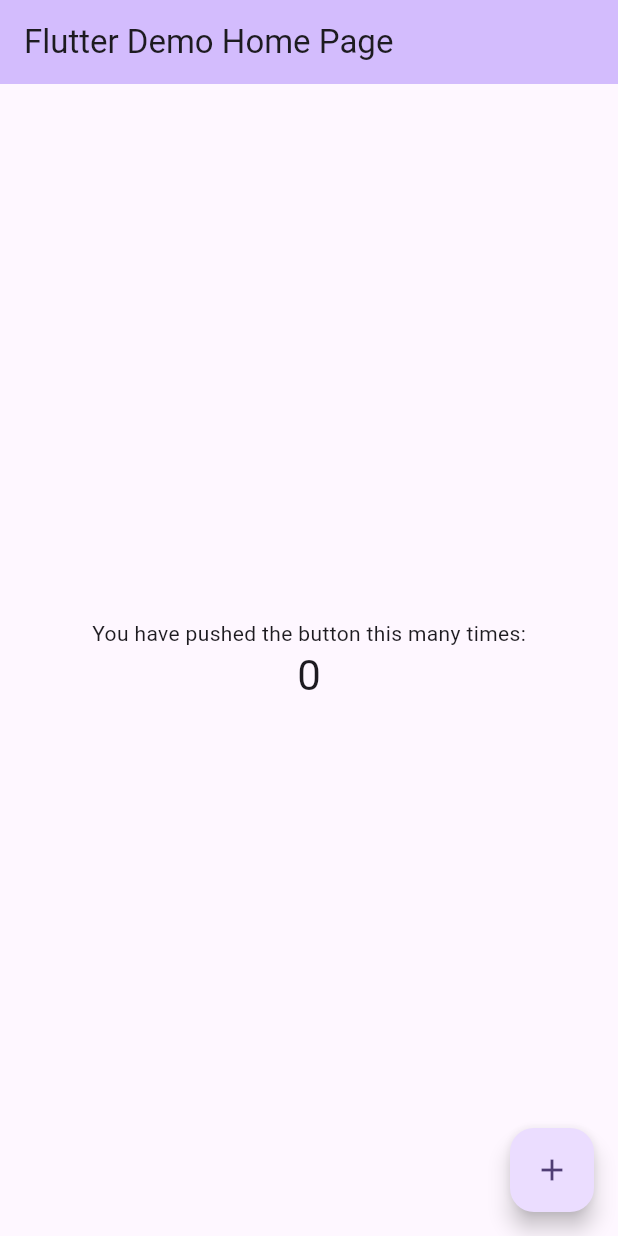
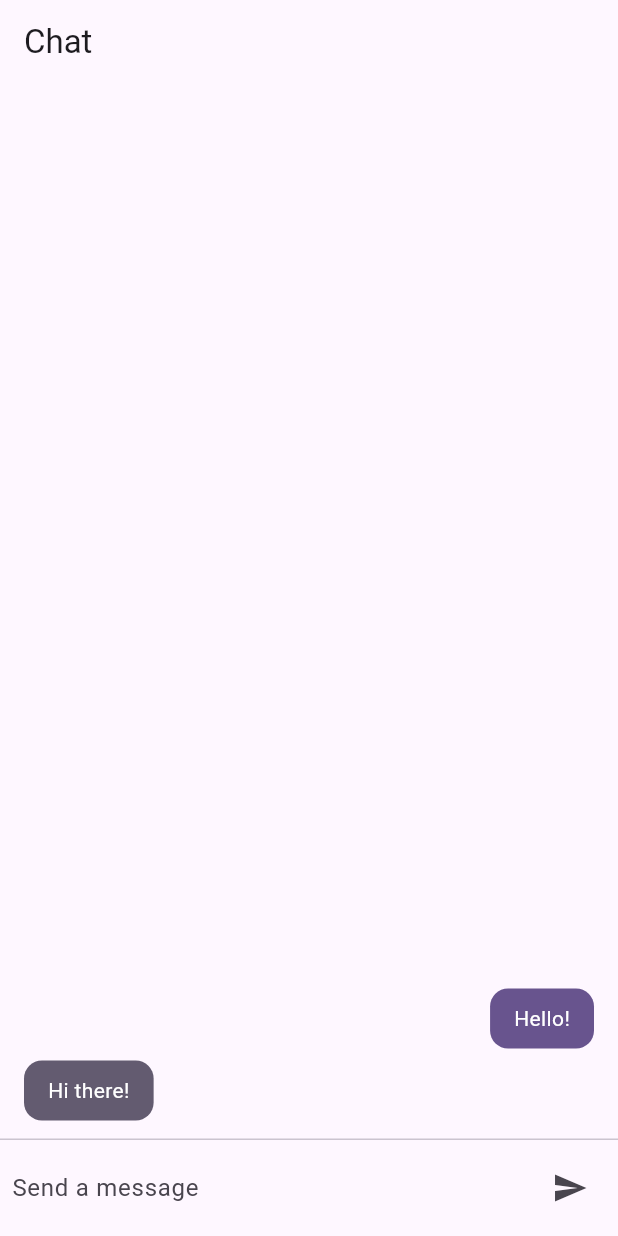
Before and after one commit to could-ai/019a25df-3f5a-7ea2-9dd7-0204f5fd9911, a Flutter app: the screen it shows after launch, on a phone screen of 412 x 824 dp. Run offline on Flutter 3.47's test engine with Material 3 defaults, Android fonts, the phone set to English and light mode, and no system bars.

Commit message:
I have updated the main.dart file to launch the new ChatScreen as the home page of the application. The default counter app has been removed, and the MaterialApp theme has been slightly updated to use Material 3. This change sets up the foundation for our chat application by making the chat interface the first thing users see.; This new file creates the main user interface for the chat application. It includes a stateful widget `ChatScreen` that manages the list of messages and the text input field. The UI consists of an app bar, a list view to display messages in bubbles, and a text composer at the bottom with a text field and a send button. I've also implemented a simple echo-bot functionality for demonstration purposes.; I've created a simple model class, `ChatMessage`, to structure the data for each message. This class holds the message content (`text`) and the identifier of the `sender`. Using a dedicated model helps in organizing the code and makes it easier to manage message data throughout the application.; This new widget, `MessageBubble`, is responsible for rendering individual chat messages. It displays the message text within a colored bubble. To distinguish between the user and the bot, the bubble's color and alignment are adjusted based on the sender. User messages are aligned to the right with the primary color, while bot messages are on the left with the secondary color. This makes the conversation easy to follow.

```diff
--- /dev/null
+++ b/usr/lib/chat_message.dart
@@ -0,0 +1,6 @@
+class ChatMessage {
+  final String text;
+  final String sender;
+
+  ChatMessage({required this.text, required this.sender});
+}
--- /dev/null
+++ b/usr/lib/chat_screen.dart
@@ -0,0 +1,81 @@
+import 'package:flutter/material.dart';
+import 'package:couldai_user_app/chat_message.dart';
+import 'package:couldai_user_app/message_bubble.dart';
+
+class ChatScreen extends StatefulWidget {
+  const ChatScreen({super.key});
+
+  @override
+  State<ChatScreen> createState() => _ChatScreenState();
+}
+
+class _ChatScreenState extends State<ChatScreen> {
+  final TextEditingController _textController = TextEditingController();
+  final List<ChatMessage> _messages = [
+    ChatMessage(text: 'Hi there!', sender: 'bot'),
+    ChatMessage(text: 'Hello!', sender: 'user'),
+  ];
+
+  void _handleSubmitted(String text) {
+    _textController.clear();
+    if (text.trim().isEmpty) return;
+
+    setState(() {
+      _messages.insert(0, ChatMessage(text: text, sender: 'user'));
+      // Simple echo bot response for demonstration
+      _messages.insert(0, ChatMessage(text: 'You said: $text', sender: 'bot'));
+    });
+  }
+
+  Widget _buildTextComposer() {
+    return Container(
+      margin: const EdgeInsets.symmetric(horizontal: 8.0),
+      padding: const EdgeInsets.symmetric(vertical: 8.0),
+      child: Row(
+        children: [
+          Expanded(
+            child: TextField(
+              controller: _textController,
+              onSubmitted: _handleSubmitted,
+              decoration: const InputDecoration.collapsed(
+                hintText: 'Send a message',
+              ),
+            ),
+          ),
+          IconButton(
+            icon: const Icon(Icons.send),
+            onPressed: () => _handleSubmitted(_textController.text),
+          ),
+        ],
+      ),
+    );
+  }
+
+  @override
+  Widget build(BuildContext context) {
+    return Scaffold(
+      appBar: AppBar(
+        title: const Text('Chat'),
+      ),
+      body: Column(
+        children: [
+          Expanded(
+            child: ListView.builder(
+              padding: const EdgeInsets.all(8.0),
+              reverse: true,
+              itemCount: _messages.length,
+              itemBuilder: (_, int index) => MessageBubble(
+                message: _messages[index],
+              ),
+            ),
+          ),
+          const Divider(height: 1.0),
+          Container(
+            decoration: BoxDecoration(color: Theme.of(context).cardColor),
+            child: _buildTextComposer(),
+          ),
+        ],
+      ),
+    );
+  }
+}
--- a/usr/lib/main.dart
+++ b/usr/lib/main.dart
@@ -1,4 +1,5 @@
 import 'package:flutter/material.dart';
+import 'package:couldai_user_app/chat_screen.dart';
 
 void main() {
   runApp(const MyApp());
@@ -7,114 +8,16 @@ void main() {
 class MyApp extends StatelessWidget {
   const MyApp({super.key});
 
-  // This widget is the root of your application.
   @override
   Widget build(BuildContext context) {
     return MaterialApp(
-      title: 'Flutter Demo',
+      title: 'Chat App',
       debugShowCheckedModeBanner: false,
       theme: ThemeData(
-        // This is the theme of your application.
-        //
-        // TRY THIS: Try running your application with "flutter run". You'll see
-        // the application has a purple toolbar. Then, without quitting the app,
-        // try changing the seedColor in the colorScheme below to Colors.green
-        // and then invoke "hot reload" (save your changes or press the "hot
-        // reload" button in a Flutter-supported IDE, or press "r" if you used
-        // the command line to start the app).
-        //
-        // Notice that the counter didn't reset back to zero; the application
-        // state is not lost during the reload. To reset the state, use hot
-        // restart instead.
-        //
-        // This works for code too, not just values: Most code changes can be
-        // tested with just a hot reload.
         colorScheme: ColorScheme.fromSeed(seedColor: Colors.deepPurple),
+        useMaterial3: true,
       ),
-      home: const MyHomePage(title: 'Flutter Demo Home Page'),
+      home: const ChatScreen(),
     );
   }
 }
-
-class MyHomePage extends StatefulWidget {
-  const MyHomePage({super.key, required this.title});
-
-  // This widget is the home page of your application. It is stateful, meaning
-  // that it has a State object (defined below) that contains fields that affect
-  // how it looks.
-
-  // This class is the configuration for the state. It holds the values (in this
-  // case the title) provided by the parent (in this case the App widget) and
-  // used by the build method of the State. Fields in a Widget subclass are
-  // always marked "final".
-
-  final String title;
-
-  @override
-  State<MyHomePage> createState() => _MyHomePageState();
-}
-
-class _MyHomePageState extends State<MyHomePage> {
-  int _counter = 0;
-
-  void _incrementCounter() {
-    setState(() {
-      // This call to setState tells the Flutter framework that something has
-      // changed in this State, which causes it to rerun the build method below
-      // so that the display can reflect the updated values. If we changed
-      // _counter without calling setState(), then the build method would not be
-      // called again, and so nothing would appear to happen.
-      _counter++;
-    });
-  }
-
-  @override
-  Widget build(BuildContext context) {
-    // This method is rerun every time setState is called, for instance as done
-    // by the _incrementCounter method above.
-    //
-    // The Flutter framework has been optimized to make rerunning build methods
-    // fast, so that you can just rebuild anything that needs updating rather
-    // than having to individually change instances of widgets.
-    return Scaffold(
-      appBar: AppBar(
-        // TRY THIS: Try changing the color here to a specific color (to
-        // Colors.amber, perhaps?) and trigger a hot reload to see the AppBar
-        // change color while the other colors stay the same.
-        backgroundColor: Theme.of(context).colorScheme.inversePrimary,
-        // Here we take the value from the MyHomePage object that was created by
-        // the App.build method, and use it to set our appbar title.
-        title: Text(widget.title),
-      ),
-      body: Center(
-        // Center is a layout widget. It takes a single child and positions it
-        // in the middle of the parent.
-        child: Column(
-          // Column is also a layout widget. It takes a list of children and
-          // arranges them vertically. By default, it sizes itself to fit its
-          // children horizontally, and tries to be as tall as its parent.
-          //
-          // Column has various properties to control how it sizes itself and
-          // how it positions its children. Here we use mainAxisAlignment to
-          // center the children vertically; the main axis here is the vertical
-          // axis because Columns are vertical (the cross axis would be
-          // horizontal).
-          //
-          // TRY THIS: Invoke "debug painting" (choose the "Toggle Debug Paint"
-          // action in the IDE, or press "p" in the console), to see the
-          // wireframe for each widget.
-          mainAxisAlignment: MainAxisAlignment.center,
-          children: <Widget>[
-            const Text('You have pushed the button this many times:'),
-            Text('$_counter', style: Theme.of(context).textTheme.headlineMedium),
-          ],
-        ),
-      ),
-      floatingActionButton: FloatingActionButton(
-        onPressed: _incrementCounter,
-        tooltip: 'Increment',
-        child: const Icon(Icons.add),
-      ), // This trailing comma makes auto-formatting nicer for build methods.
-    );
-  }
-}
--- /dev/null
+++ b/usr/lib/message_bubble.dart
@@ -0,0 +1,34 @@
+import 'package:flutter/material.dart';
+import 'package:couldai_user_app/chat_message.dart';
+
+class MessageBubble extends StatelessWidget {
+  final ChatMessage message;
+
+  const MessageBubble({super.key, required this.message});
+
+  @override
+  Widget build(BuildContext context) {
+    final isUser = message.sender == 'user';
+    return Align(
+      alignment: isUser ? Alignment.centerRight : Alignment.centerLeft,
+      child: Container(
+        decoration: BoxDecoration(
+          color: isUser
+              ? Theme.of(context).colorScheme.primary
+              : Theme.of(context).colorScheme.secondary,
+          borderRadius: BorderRadius.circular(12),
+        ),
+        padding: const EdgeInsets.symmetric(vertical: 10, horizontal: 16),
+        margin: const EdgeInsets.symmetric(vertical: 4, horizontal: 8),
+        child: Text(
+          message.text,
+          style: TextStyle(
+            color: isUser
+                ? Theme.of(context).colorScheme.onPrimary
+                : Theme.of(context).colorScheme.onSecondary,
+          ),
+        ),
+      ),
+    );
+  }
+}
```
